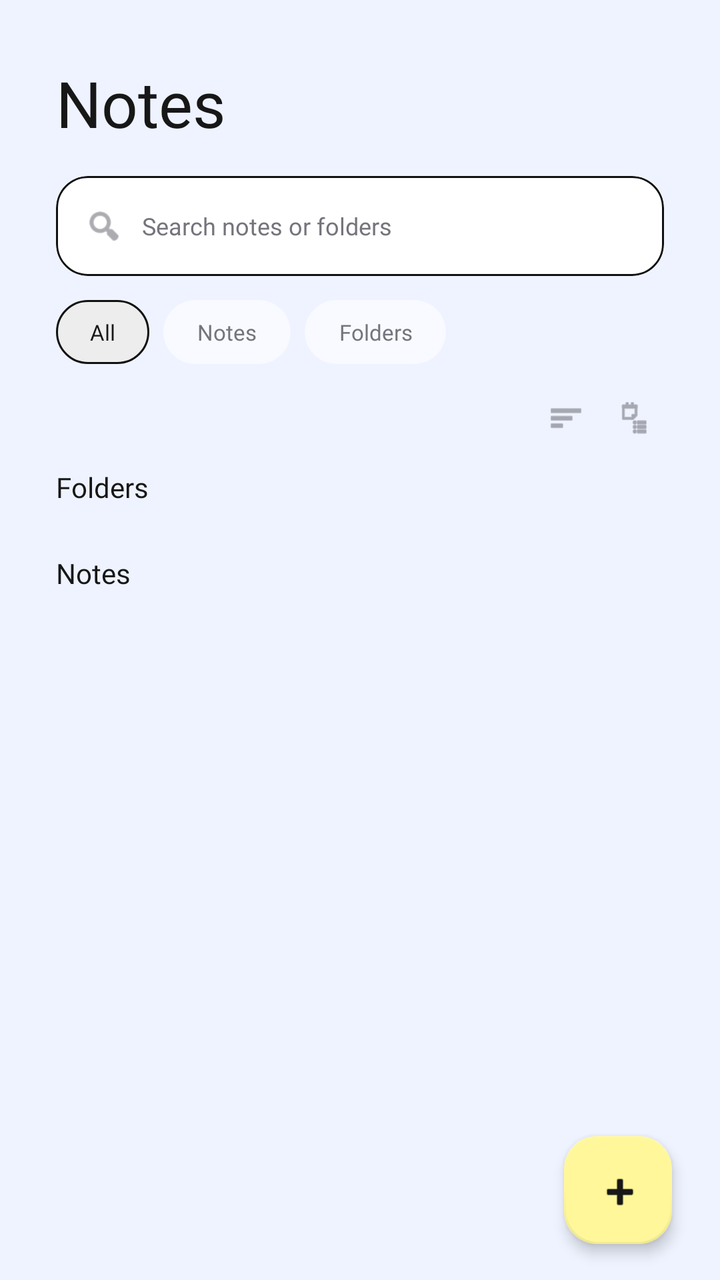
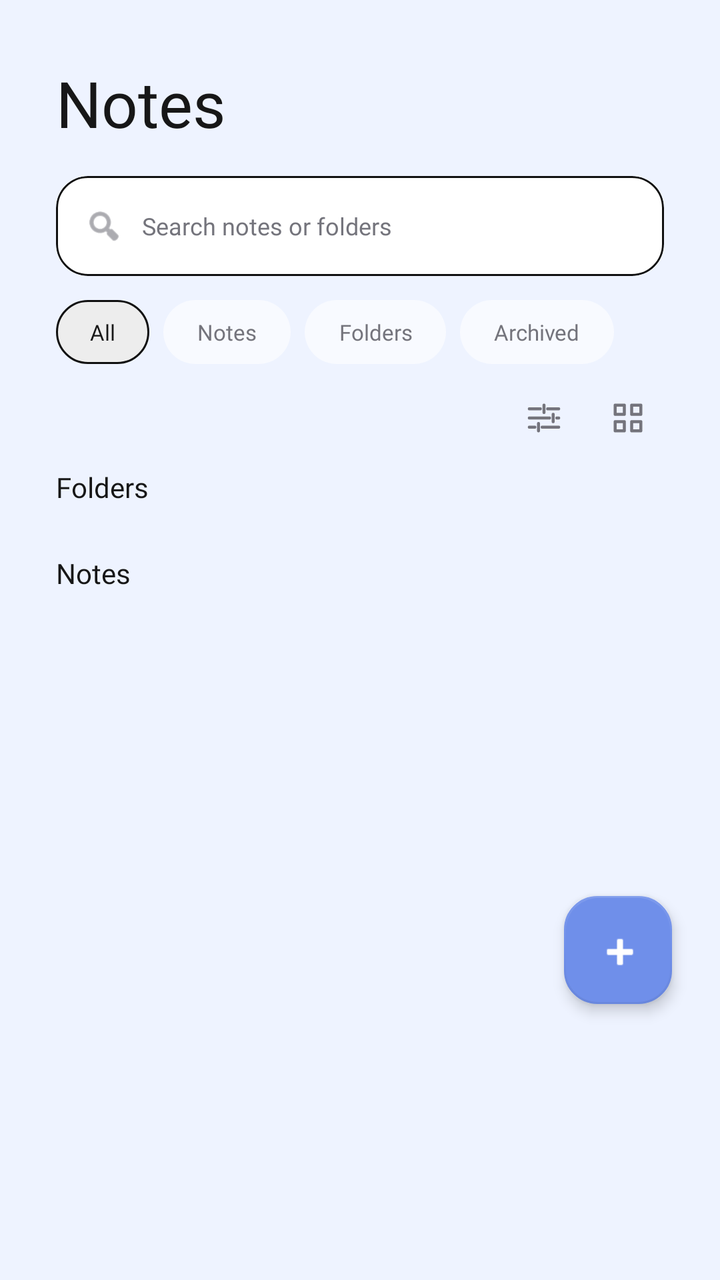

Compare the two renders of this Android layout. The source of the first and the diff that turns it into the second are given below.
<!-- AndroidManifest.xml: application theme Theme.Note2Snap -->
<!-- res/layout/fragment_notes.xml -->
<?xml version="1.0" encoding="utf-8"?>
<androidx.coordinatorlayout.widget.CoordinatorLayout
    xmlns:android="http://schemas.android.com/apk/res/android"
    xmlns:app="http://schemas.android.com/apk/res-auto"
    xmlns:tools="http://schemas.android.com/tools"
    android:layout_width="match_parent"
    android:layout_height="match_parent"
    android:background="@color/nts_background">

    <androidx.core.widget.NestedScrollView
        android:layout_width="match_parent"
        android:layout_height="match_parent"
        android:fillViewport="true"
        android:scrollbars="none">

        <LinearLayout
            android:layout_width="match_parent"
            android:layout_height="wrap_content"
            android:orientation="vertical"
            android:paddingStart="28dp"
            android:paddingTop="30dp"
            android:paddingEnd="28dp"
            android:paddingBottom="100dp">

            <TextView
                android:layout_width="wrap_content"
                android:layout_height="wrap_content"
                android:fontFamily="@font/apple_garamond_italic"
                android:text="Notes"
                android:textColor="@color/nts_text"
                android:textSize="32sp" />

            <LinearLayout
                android:layout_width="wrap_content"
                android:layout_height="wrap_content"
                android:visibility="gone">

                <TextView
                    android:id="@+id/tvTitleNote"
                    android:layout_width="wrap_content"
                    android:layout_height="wrap_content"
                    android:text="NOTE" />

                <TextView
                    android:id="@+id/tvTitle2"
                    android:layout_width="wrap_content"
                    android:layout_height="wrap_content"
                    android:text="2" />

                <TextView
                    android:id="@+id/tvTitleSnap"
                    android:layout_width="wrap_content"
                    android:layout_height="wrap_content"
                    android:text="SNAP" />
            </LinearLayout>

            <com.google.android.material.card.MaterialCardView
                android:layout_width="match_parent"
                android:layout_height="50dp"
                android:layout_marginTop="15dp"
                app:cardBackgroundColor="@color/nts_surface"
                app:cardCornerRadius="16dp"
                app:cardElevation="0dp"
                app:strokeColor="@color/nts_outline"
                app:strokeWidth="1dp">

                <LinearLayout
                    android:layout_width="match_parent"
                    android:layout_height="match_parent"
                    android:gravity="center_vertical"
                    android:orientation="horizontal"
                    android:paddingStart="14dp"
                    android:paddingEnd="14dp">

                    <ImageView
                        android:layout_width="20dp"
                        android:layout_height="20dp"
                        android:contentDescription="Search"
                        android:src="@android:drawable/ic_menu_search"
                        app:tint="@color/nts_text_secondary" />

                    <EditText
                        android:id="@+id/etSearchNotes"
                        android:layout_width="0dp"
                        android:layout_height="match_parent"
                        android:layout_marginStart="9dp"
                        android:layout_weight="1"
                        android:background="@null"
                        android:fontFamily="@font/poppins_regular"
                        android:hint="Search notes or folders"
                        android:imeOptions="actionSearch"
                        android:inputType="text"
                        android:padding="0dp"
                        android:textColor="@color/nts_text"
                        android:textColorHint="@color/nts_text_secondary"
                        android:textSize="12sp" />

                </LinearLayout>
            </com.google.android.material.card.MaterialCardView>

            <HorizontalScrollView
                android:layout_width="match_parent"
                android:layout_height="wrap_content"
                android:layout_marginTop="12dp"
                android:scrollbars="none">

                <LinearLayout
                    android:layout_width="wrap_content"
                    android:layout_height="wrap_content"
                    android:orientation="horizontal">

                    <TextView
                        android:id="@+id/chipAll"
                        android:layout_width="wrap_content"
                        android:layout_height="32dp"
                        android:background="@drawable/bg_filter_active"
                        android:fontFamily="@font/poppins_regular"
                        android:gravity="center"
                        android:paddingStart="17dp"
                        android:paddingEnd="17dp"
                        android:text="All"
                        android:textColor="@color/nts_text"
                        android:textSize="11sp" />

                    <TextView
                        android:id="@+id/chipNotes"
                        android:layout_width="wrap_content"
                        android:layout_height="32dp"
                        android:layout_marginStart="7dp"
                        android:background="@drawable/bg_chip_unselected"
                        android:fontFamily="@font/poppins_regular"
                        android:gravity="center"
                        android:paddingStart="17dp"
                        android:paddingEnd="17dp"
                        android:text="Notes"
                        android:textColor="@color/nts_text_secondary"
                        android:textSize="11sp" />

                    <TextView
                        android:id="@+id/chipFolders"
                        android:layout_width="wrap_content"
                        android:layout_height="32dp"
                        android:layout_marginStart="7dp"
                        android:background="@drawable/bg_chip_unselected"
                        android:fontFamily="@font/poppins_regular"
                        android:gravity="center"
                        android:paddingStart="17dp"
                        android:paddingEnd="17dp"
                        android:text="Folders"
                        android:textColor="@color/nts_text_secondary"
                        android:textSize="11sp" />

                </LinearLayout>
            </HorizontalScrollView>

            <RelativeLayout
                android:layout_width="match_parent"
                android:layout_height="38dp"
                android:layout_marginTop="8dp">

                <TextView
                    android:id="@+id/tvResultCount"
                    android:layout_width="wrap_content"
                    android:layout_height="wrap_content"
                    android:layout_alignParentStart="true"
                    android:layout_centerVertical="true"
                    android:fontFamily="@font/poppins_regular"
                    android:textColor="@color/nts_text_secondary"
                    android:textSize="10.5sp"
                    android:visibility="gone" />

                <LinearLayout
                    android:layout_width="wrap_content"
                    android:layout_height="match_parent"
                    android:layout_alignParentEnd="true"
                    android:gravity="center"
                    android:orientation="horizontal">

                    <ImageView
                        android:id="@+id/btnSort"
                        android:layout_width="30dp"
                        android:layout_height="30dp"
                        android:background="?attr/selectableItemBackgroundBorderless"
                        android:contentDescription="Sort"
                        android:padding="6dp"
                        android:src="@android:drawable/ic_menu_sort_by_size"
                        app:tint="@color/nts_text_secondary" />

                    <ImageView
                        android:id="@+id/btnViewMode"
                        android:layout_width="30dp"
                        android:layout_height="30dp"
                        android:layout_marginStart="4dp"
                        android:background="?attr/selectableItemBackgroundBorderless"
                        android:contentDescription="View mode"
                        android:padding="6dp"
                        android:src="@android:drawable/ic_menu_agenda"
                        app:tint="@color/nts_text_secondary" />
                </LinearLayout>
            </RelativeLayout>

            <LinearLayout
                android:id="@+id/emptyStateContainer"
                android:layout_width="match_parent"
                android:layout_height="205dp"
                android:gravity="center"
                android:orientation="vertical"
                android:visibility="gone">

                <com.airbnb.lottie.LottieAnimationView
                    android:id="@+id/lottieEmptyNotesRobot"
                    android:layout_width="140dp"
                    android:layout_height="140dp"
                    android:contentDescription="Sad Note2Snap robot"
                    app:lottie_autoPlay="true"
                    app:lottie_loop="true"
                    app:lottie_rawRes="@raw/robot_sad"
                    app:lottie_speed="0.75" />

                <TextView
                    android:id="@+id/tvNotFound"
                    android:layout_width="wrap_content"
                    android:layout_height="wrap_content"
                    android:layout_marginTop="5dp"
                    android:fontFamily="@font/poppins_semibold"
                    android:text="No saved notes yet"
                    android:textColor="@color/nts_text"
                    android:textSize="14sp" />

                <TextView
                    android:id="@+id/tvEmptyNotesSubtitle"
                    android:layout_width="280dp"
                    android:layout_height="wrap_content"
                    android:layout_marginTop="4dp"
                    android:fontFamily="@font/poppins_regular"
                    android:gravity="center"
                    android:text="Scans stay in History until you tap Save."
                    android:textColor="@color/nts_blue"
                    android:textSize="10.5sp" />

            </LinearLayout>

            <TextView
                android:id="@+id/tvFoldersLabel"
                android:layout_width="wrap_content"
                android:layout_height="wrap_content"
                android:layout_marginTop="6dp"
                android:fontFamily="@font/poppins_regular"
                android:text="Folders"
                android:textColor="@color/nts_text"
                android:textSize="14sp" />

            <androidx.recyclerview.widget.RecyclerView
                android:id="@+id/rvFolders"
                android:layout_width="match_parent"
                android:layout_height="wrap_content"
                android:layout_marginTop="6dp"
                android:nestedScrollingEnabled="false" />

            <TextView
                android:id="@+id/tvNotesLabel"
                android:layout_width="wrap_content"
                android:layout_height="wrap_content"
                android:layout_marginTop="18dp"
                android:fontFamily="@font/poppins_regular"
                android:text="Notes"
                android:textColor="@color/nts_text"
                android:textSize="14sp" />

            <androidx.recyclerview.widget.RecyclerView
                android:id="@+id/rvNotes"
                android:layout_width="match_parent"
                android:layout_height="wrap_content"
                android:layout_marginTop="6dp"
                android:nestedScrollingEnabled="false" />

        </LinearLayout>
    </androidx.core.widget.NestedScrollView>

    <com.google.android.material.floatingactionbutton.FloatingActionButton
        android:id="@+id/fabAddNotes"
        android:layout_width="54dp"
        android:layout_height="54dp"
        android:layout_gravity="bottom|end"
        android:layout_marginEnd="24dp"
        android:layout_marginBottom="18dp"
        android:contentDescription="Add Notes"
        android:src="@android:drawable/ic_input_add"
        app:backgroundTint="@color/nts_yellow"
        app:borderWidth="1dp"
        app:elevation="4dp"
        app:tint="@color/nts_text" />

    <com.google.android.material.card.MaterialCardView
        android:id="@+id/notesSelectionBar"
        android:layout_width="match_parent"
        android:layout_height="64dp"
        android:layout_gravity="bottom"
        android:layout_marginStart="18dp"
        android:layout_marginEnd="18dp"
        android:layout_marginBottom="88dp"
        android:visibility="gone"
        app:cardBackgroundColor="@color/nts_surface"
        app:cardCornerRadius="22dp"
        app:cardElevation="8dp"
        app:strokeColor="@color/nts_blue_line"
        app:strokeWidth="1dp">

        <LinearLayout
            android:layout_width="match_parent"
            android:layout_height="match_parent"
            android:gravity="center_vertical"
            android:orientation="horizontal"
            android:paddingStart="16dp"
            android:paddingEnd="10dp">

            <TextView
                android:id="@+id/tvNotesSelectedCount"
                android:layout_width="0dp"
                android:layout_height="wrap_content"
                android:layout_weight="1"
                android:fontFamily="@font/poppins_semibold"
                android:text="1 selected"
                android:textColor="@color/nts_text"
                android:textSize="11sp" />

            <TextView
                android:id="@+id/btnNotesSelectAll"
                android:layout_width="wrap_content"
                android:layout_height="42dp"
                android:gravity="center"
                android:paddingStart="10dp"
                android:paddingEnd="10dp"
                android:text="Select all"
                android:textColor="@color/nts_blue"
                android:fontFamily="@font/poppins_medium"
                android:textSize="9.5sp" />

            <TextView
                android:id="@+id/btnNotesDeleteSelected"
                android:layout_width="78dp"
                android:layout_height="42dp"
                android:layout_marginStart="4dp"
                android:background="@drawable/bg_delete_button"
                android:gravity="center"
                android:text="Delete"
                android:textColor="@android:color/white"
                android:fontFamily="@font/poppins_semibold"
                android:textSize="10sp" />

            <TextView
                android:id="@+id/btnNotesCancelSelection"
                android:layout_width="36dp"
                android:layout_height="42dp"
                android:gravity="center"
                android:text="×"
                android:textColor="@color/nts_text_secondary"
                android:textSize="20sp" />
        </LinearLayout>
    </com.google.android.material.card.MaterialCardView>

</androidx.coordinatorlayout.widget.CoordinatorLayout>
<!-- resources referenced by this layout -->
<resources>
  <color name="nts_background">#EEF3FF</color>
  <color name="nts_blue">#6F8FEA</color>
  <color name="nts_blue_line">#D7E2F6</color>
  <color name="nts_outline">#111111</color>
  <color name="nts_surface">#FFFFFF</color>
  <color name="nts_text">#171717</color>
  <color name="nts_text_secondary">#74747C</color>
  <color name="nts_yellow">#FFF79A</color>
  <!-- drawable bg_chip_unselected (drawable) -->
  <?xml version="1.0" encoding="utf-8"?>
  <shape xmlns:android="http://schemas.android.com/apk/res/android">
      <solid android:color="@color/search_bg" />
      <corners android:radius="18dp" />
  </shape>
  <!-- drawable bg_delete_button (drawable) -->
  <?xml version="1.0" encoding="utf-8"?>
  <selector xmlns:android="http://schemas.android.com/apk/res/android">
      <item android:state_pressed="true">
          <shape>
              <solid android:color="#A93D3D" />
              <corners android:radius="16dp" />
          </shape>
      </item>
      <item>
          <shape>
              <solid android:color="#C44A4A" />
              <corners android:radius="16dp" />
          </shape>
      </item>
  </selector>
  <!-- drawable bg_filter_active (drawable) -->
  <?xml version="1.0" encoding="utf-8"?>
  <shape xmlns:android="http://schemas.android.com/apk/res/android"
      android:shape="rectangle">
      <solid android:color="#EDEDED" />
      <stroke android:width="1dp" android:color="#111111" />
      <corners android:radius="16dp" />
  </shape>
  <style name="Theme.Note2Snap" parent="Theme.Material3.DayNight.NoActionBar">
  
          <item name="colorPrimary">#6F8FEA</item>
          <item name="colorOnPrimary">#FFFFFF</item>
  
          <item name="colorSecondary">#FFF79A</item>
          <item name="colorOnSecondary">#171717</item>
  
          <item name="android:colorAccent">#6F8FEA</item>
  
          <item name="android:windowBackground">#EEF3FF</item>
          <item name="android:statusBarColor">#EEF3FF</item>
          <item name="android:navigationBarColor">#FFFFFF</item>
  
          <item name="android:windowLightStatusBar">true</item>
          <item name="android:windowLightNavigationBar">true</item>
  
      </style>
  <color name="search_bg">#F8FAFF</color>
</resources>

<!-- the commit's change to res/layout/fragment_notes.xml (unified diff, before → after) -->
@@ -150,6 +150,20 @@
                         android:textColor="@color/nts_text_secondary"
                         android:textSize="11sp" />
 
+                    <TextView
+                        android:id="@+id/chipArchived"
+                        android:layout_width="wrap_content"
+                        android:layout_height="32dp"
+                        android:layout_marginStart="7dp"
+                        android:background="@drawable/bg_chip_unselected"
+                        android:fontFamily="@font/poppins_regular"
+                        android:gravity="center"
+                        android:paddingStart="17dp"
+                        android:paddingEnd="17dp"
+                        android:text="Archived"
+                        android:textColor="@color/nts_text_secondary"
+                        android:textSize="11sp" />
+
                 </LinearLayout>
             </HorizontalScrollView>
 
@@ -178,23 +192,23 @@
 
                     <ImageView
                         android:id="@+id/btnSort"
-                        android:layout_width="30dp"
-                        android:layout_height="30dp"
+                        android:layout_width="36dp"
+                        android:layout_height="36dp"
                         android:background="?attr/selectableItemBackgroundBorderless"
                         android:contentDescription="Sort"
-                        android:padding="6dp"
-                        android:src="@android:drawable/ic_menu_sort_by_size"
+                        android:padding="7dp"
+                        android:src="@drawable/ic_sort_sliders"
                         app:tint="@color/nts_text_secondary" />
 
                     <ImageView
                         android:id="@+id/btnViewMode"
-                        android:layout_width="30dp"
-                        android:layout_height="30dp"
-                        android:layout_marginStart="4dp"
+                        android:layout_width="36dp"
+                        android:layout_height="36dp"
+                        android:layout_marginStart="6dp"
                         android:background="?attr/selectableItemBackgroundBorderless"
                         android:contentDescription="View mode"
-                        android:padding="6dp"
-                        android:src="@android:drawable/ic_menu_agenda"
+                        android:padding="7dp"
+                        android:src="@drawable/ic_view_grid_clean"
                         app:tint="@color/nts_text_secondary" />
                 </LinearLayout>
             </RelativeLayout>
@@ -283,13 +297,14 @@
         android:layout_height="54dp"
         android:layout_gravity="bottom|end"
         android:layout_marginEnd="24dp"
-        android:layout_marginBottom="18dp"
+        android:layout_marginBottom="138dp"
         android:contentDescription="Add Notes"
+        android:visibility="visible"
         android:src="@android:drawable/ic_input_add"
-        app:backgroundTint="@color/nts_yellow"
+        app:backgroundTint="@color/nts_blue"
         app:borderWidth="1dp"
         app:elevation="4dp"
-        app:tint="@color/nts_text" />
+        app:tint="@android:color/white" />
 
     <com.google.android.material.card.MaterialCardView
         android:id="@+id/notesSelectionBar"
@@ -298,7 +313,7 @@
         android:layout_gravity="bottom"
         android:layout_marginStart="18dp"
         android:layout_marginEnd="18dp"
-        android:layout_marginBottom="88dp"
+        android:layout_marginBottom="154dp"
         android:visibility="gone"
         app:cardBackgroundColor="@color/nts_surface"
         app:cardCornerRadius="22dp"
<!-- resource entries referenced after the edit -->
@@ -7,7 +7,6 @@
   <color name="nts_surface">#FFFFFF</color>
   <color name="nts_text">#171717</color>
   <color name="nts_text_secondary">#74747C</color>
-  <color name="nts_yellow">#FFF79A</color>
   <!-- drawable bg_chip_unselected (drawable) -->
   <?xml version="1.0" encoding="utf-8"?>
   <shape xmlns:android="http://schemas.android.com/apk/res/android">
@@ -38,6 +37,10 @@
       <stroke android:width="1dp" android:color="#111111" />
       <corners android:radius="16dp" />
   </shape>
+  <!-- drawable ic_sort_sliders (drawable) -->
+  <vector xmlns:android="http://schemas.android.com/apk/res/android" android:width="24dp" android:height="24dp" android:viewportWidth="24" android:viewportHeight="24"><path android:fillColor="@android:color/transparent" android:strokeColor="#5A7FDB" android:strokeWidth="1.7" android:strokeLineCap="round" android:pathData="M4,7 L10,7 M14,7 L20,7 M12,5 L12,9 M4,12 L15,12 M19,12 L20,12 M17,10 L17,14 M4,17 L7,17 M11,17 L20,17 M9,15 L9,19"/></vector>
+  <!-- drawable ic_view_grid_clean (drawable) -->
+  <vector xmlns:android="http://schemas.android.com/apk/res/android" android:width="24dp" android:height="24dp" android:viewportWidth="24" android:viewportHeight="24"><path android:fillColor="@android:color/transparent" android:strokeColor="#5A7FDB" android:strokeWidth="1.7" android:strokeLineJoin="round" android:pathData="M5,5 L10,5 L10,10 L5,10 Z M14,5 L19,5 L19,10 L14,10 Z M5,14 L10,14 L10,19 L5,19 Z M14,14 L19,14 L19,19 L14,19 Z"/></vector>
   <style name="Theme.Note2Snap" parent="Theme.Material3.DayNight.NoActionBar">
   
           <item name="colorPrimary">#6F8FEA</item>
